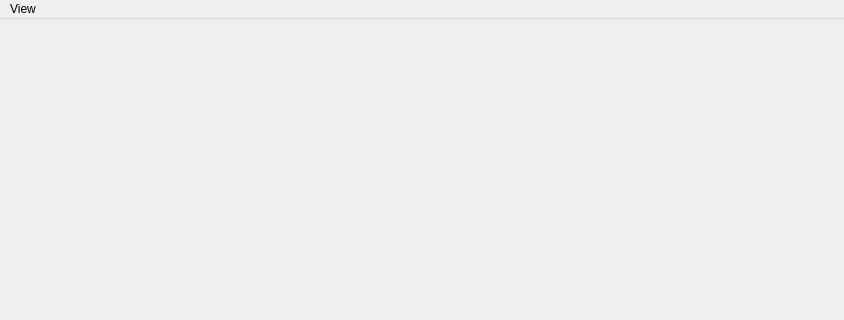
The window that mainwindow.ui (Yalee104/MultiStreamAI) describes before a commit, drawn with Qt 5; both pictures show x 0 to 844 and y 0 to 320 of the 844 by 624 pixel window.
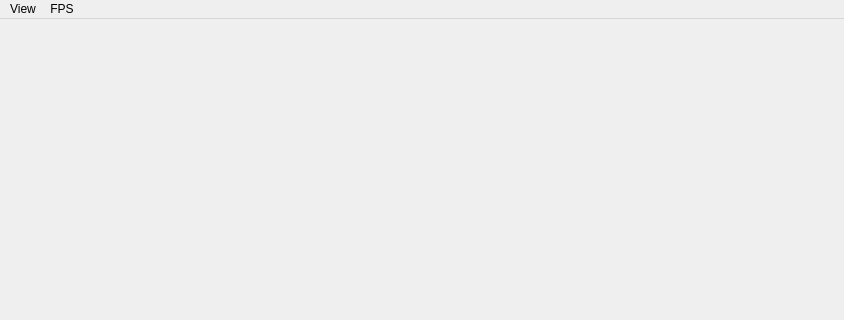
The same window after the commit. Icons and pictures are not drawn.

The edit to the form file:
```diff
--- a/mainwindow.ui
+++ b/mainwindow.ui
@@ -22,7 +22,7 @@
      <x>0</x>
      <y>0</y>
      <width>844</width>
-     <height>21</height>
+     <height>26</height>
     </rect>
    </property>
    <widget class="QMenu" name="menuView">
@@ -38,7 +38,18 @@
     </widget>
     <addaction name="menuAdd_View_2"/>
    </widget>
+   <widget class="QMenu" name="menuFPS">
+    <property name="title">
+     <string>FPS</string>
+    </property>
+    <addaction name="actionStreamFPS_Default"/>
+    <addaction name="actionStreamFPS_20"/>
+    <addaction name="actionStreamFPS_15"/>
+    <addaction name="actionStreamFPS_10"/>
+    <addaction name="actionStreamFPS_5"/>
+   </widget>
    <addaction name="menuView"/>
+   <addaction name="menuFPS"/>
   </widget>
   <widget class="QStatusBar" name="statusbar"/>
   <action name="actionRemove_View">
```
Left out of the diff: 43 changed lines with no effect on the pictures.
